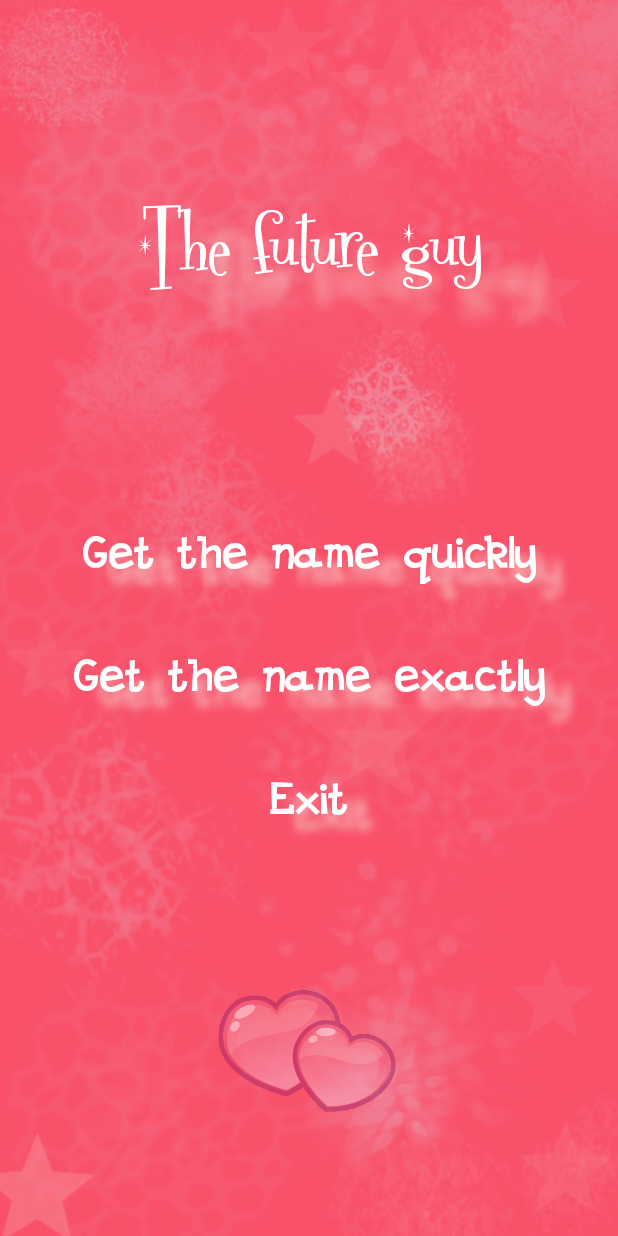
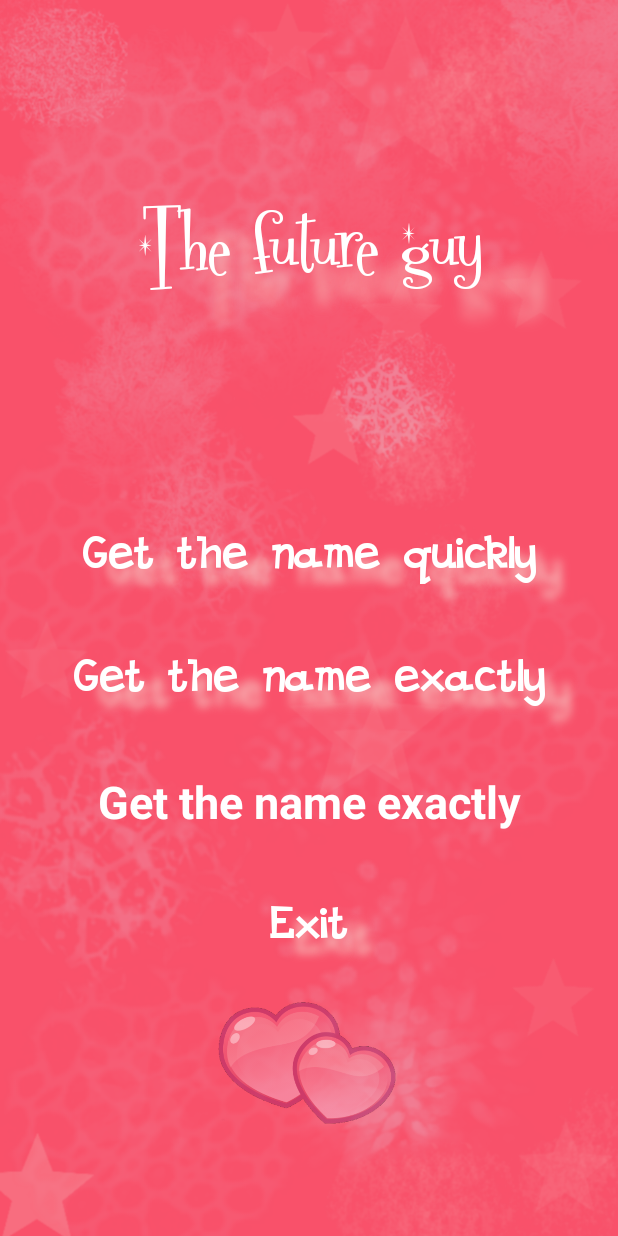
Before and after one commit to KrivosheevEV/thefutureguy, an Android app: the FinishActivity screen opened directly, with no data from a screen before it, after a tap on "Repeat", on a phone screen of 412 x 824 dp. Run offline under Robolectric (Android 15) with nearby library versions, the light colour scheme and no system bars; libraries missing offline, so code that uses them is left out: com.appodeal.ads.

Commit message:
- voting.

```diff
--- a/app/src/main/java/ru/kev163rus/thefutureguy/MenuActivity.java
+++ b/app/src/main/java/ru/kev163rus/thefutureguy/MenuActivity.java
@@ -133,7 +133,9 @@ public class MenuActivity extends FragmentActivity implements View.OnClickListen
         new Handler().postDelayed(new Runnable() {
             @Override
             public void run() {
-                myMusic.start();
+                try {
+                    myMusic.start();
+                } catch (Exception e) {/**/}
             }
         }, 1500);
 
--- a/app/src/main/java/ru/kev163rus/thefutureguy/Questions.java
+++ b/app/src/main/java/ru/kev163rus/thefutureguy/Questions.java
@@ -26,8 +26,12 @@ public class Questions {
 
     public static int getUserResult(){
 
+
         int sumOfQuestions = 0;
-        int arrayLength = Questions.arrayUserResult.length;
+        int arrayLength;
+        if (Questions.arrayUserResult == null) {
+            arrayLength = 1;
+        }else arrayLength = Questions.arrayUserResult.length;
         Random rnd = new Random();
 
         for (int countOfArray = 0; countOfArray < arrayLength; countOfArray++){
--- a/app/src/main/res/layout/activity_menu.xml
+++ b/app/src/main/res/layout/activity_menu.xml
@@ -49,6 +49,17 @@
         <TextView
             android:layout_width="match_parent"
             android:layout_height="0dp"
+            android:text="@string/butStartFullTest"
+            android:id="@+id/textViewVote"
+            android:layout_weight="10"
+            android:textSize="30sp"
+            android:textColor="@android:color/white"
+            android:gravity="center"
+            android:textStyle="bold" />
+
+        <TextView
+            android:layout_width="match_parent"
+            android:layout_height="0dp"
             android:text="@string/butExit"
             android:id="@+id/textViewExit"
             android:layout_weight="10"
@@ -62,7 +73,7 @@
             android:layout_height="0dp"
             android:text="@string/butStartAnotherTest"
             android:id="@+id/textViewStartAddTest"
-            android:layout_weight="10"
+            android:layout_weight="1"
             android:textStyle="bold"
             android:textSize="30sp"
             android:textColor="@android:color/white"
--- a/build.gradle
+++ b/build.gradle
@@ -5,7 +5,7 @@ buildscript {
         jcenter()
     }
     dependencies {
-        classpath 'com.android.tools.build:gradle:2.2.0-alpha6'
+        classpath 'com.android.tools.build:gradle:2.3.0'
 //        classpath 'com.google.gms:google-services:3.0.0'
 
         // NOTE: Do not place your application dependencies here; they belong
```
Also changed, not shown: app/build.gradle (+6 -3 lines), app/src/main/java/ru/kev163rus/thefutureguy/QuestionsActivity.java (+13 -5 lines), gradle/wrapper/gradle-wrapper.properties, 1 other file.
